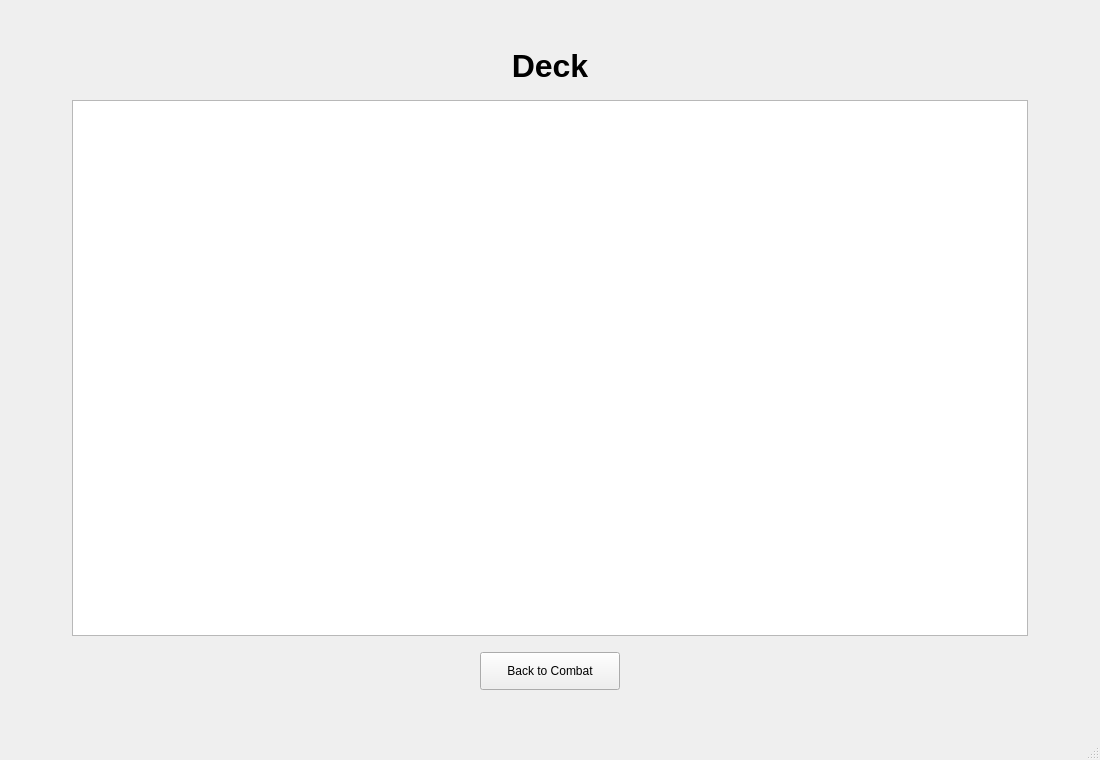
The window that mainwindow.ui (Kotori-cjk/CompileTheSpire) describes before a commit, drawn with Qt 5.
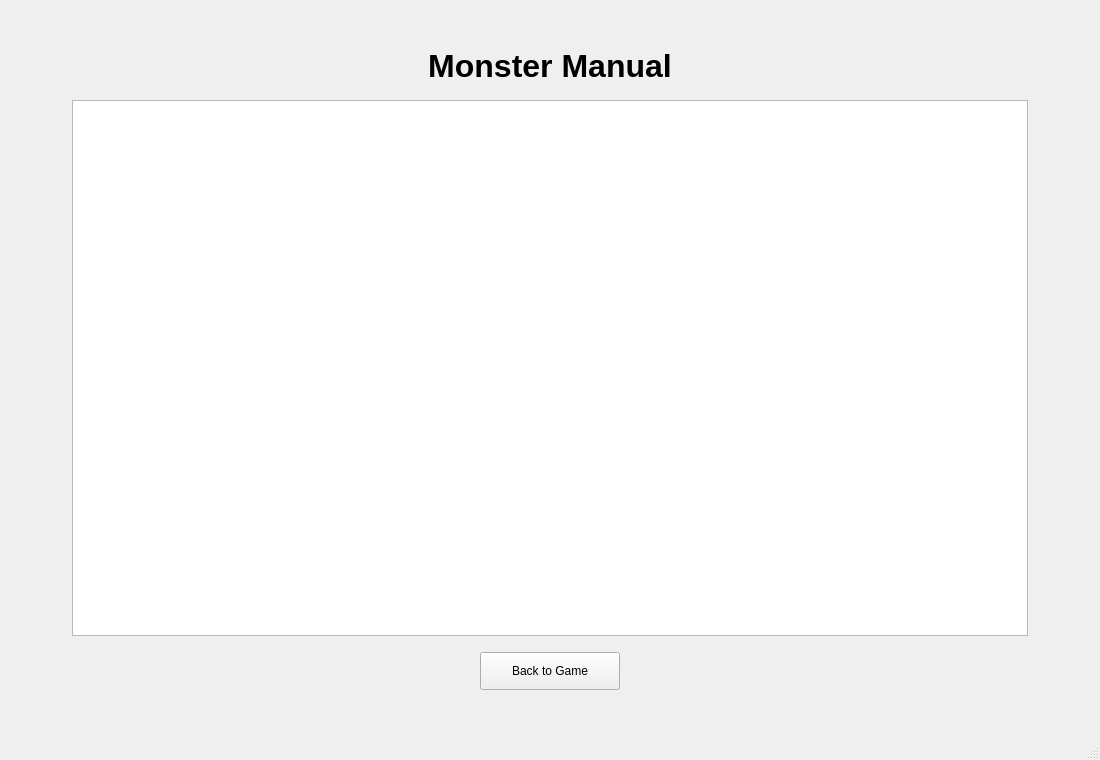
The same window after the commit. The open tabs and pages were chosen to show the change.

Commit message: feat: MonsterManualButton

Diff of the .ui file:
```diff
--- a/mainwindow.ui
+++ b/mainwindow.ui
@@ -1071,6 +1071,87 @@
         </item>
        </layout>
       </widget>
+      <widget class="QWidget" name="manualPage">
+       <layout class="QVBoxLayout" name="manualLayout">
+        <property name="spacing">
+         <number>16</number>
+        </property>
+        <property name="leftMargin">
+         <number>72</number>
+        </property>
+        <property name="topMargin">
+         <number>48</number>
+        </property>
+        <property name="rightMargin">
+         <number>72</number>
+        </property>
+        <property name="bottomMargin">
+         <number>48</number>
+        </property>
+        <item>
+         <widget class="QLabel" name="manualTitleLabel">
+          <property name="font">
+           <font>
+            <pointsize>24</pointsize>
+            <bold>true</bold>
+           </font>
+          </property>
+          <property name="text">
+           <string>Monster Manual</string>
+          </property>
+          <property name="alignment">
+           <set>Qt::AlignmentFlag::AlignCenter</set>
+          </property>
+         </widget>
+        </item>
+        <item>
+         <widget class="QListWidget" name="manualListWidget"/>
+        </item>
+        <item>
+         <layout class="QHBoxLayout" name="manualButtonLayout">
+          <item>
+           <spacer name="manualButtonLeftSpacer">
+            <property name="orientation">
+             <enum>Qt::Orientation::Horizontal</enum>
+            </property>
+            <property name="sizeHint" stdset="0">
+             <size>
+              <width>40</width>
+              <height>20</height>
+             </size>
+            </property>
+           </spacer>
+          </item>
+          <item>
+           <widget class="QPushButton" name="manualBackButton">
+            <property name="minimumSize">
+             <size>
+              <width>140</width>
+              <height>38</height>
+             </size>
+            </property>
+            <property name="text">
+             <string>Back to Game</string>
+            </property>
+           </widget>
+          </item>
+          <item>
+           <spacer name="manualButtonRightSpacer">
+            <property name="orientation">
+             <enum>Qt::Orientation::Horizontal</enum>
+            </property>
+            <property name="sizeHint" stdset="0">
+             <size>
+              <width>40</width>
+              <height>20</height>
+             </size>
+            </property>
+           </spacer>
+          </item>
+         </layout>
+        </item>
+       </layout>
+      </widget>
       <widget class="QWidget" name="pausePage">
        <layout class="QVBoxLayout" name="pauseLayout">
         <property name="spacing">
```
Left out of the diff: 17 changed lines with no effect on the pictures. The commit also changes 2 other files.
